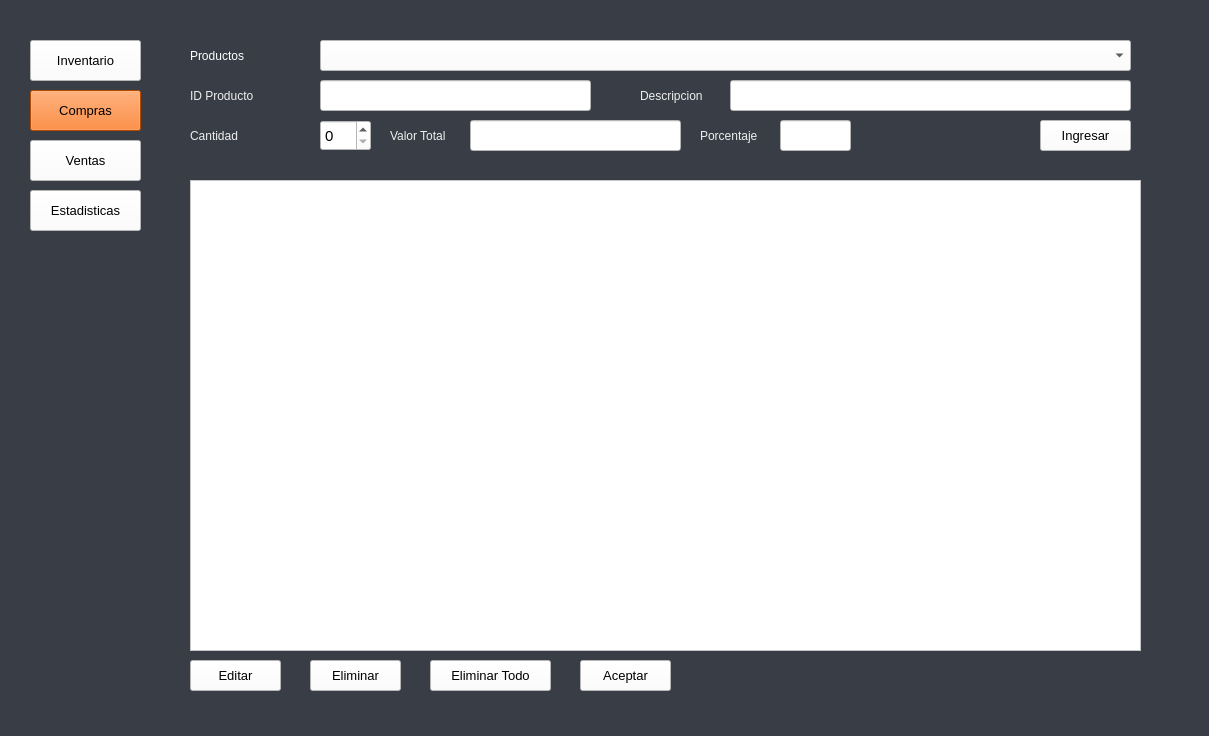
Above: PROYECTO SADV 5.0/UI/templates/Compra.ui from AlejoRm01/SADV before the change. Below: the same form after it.
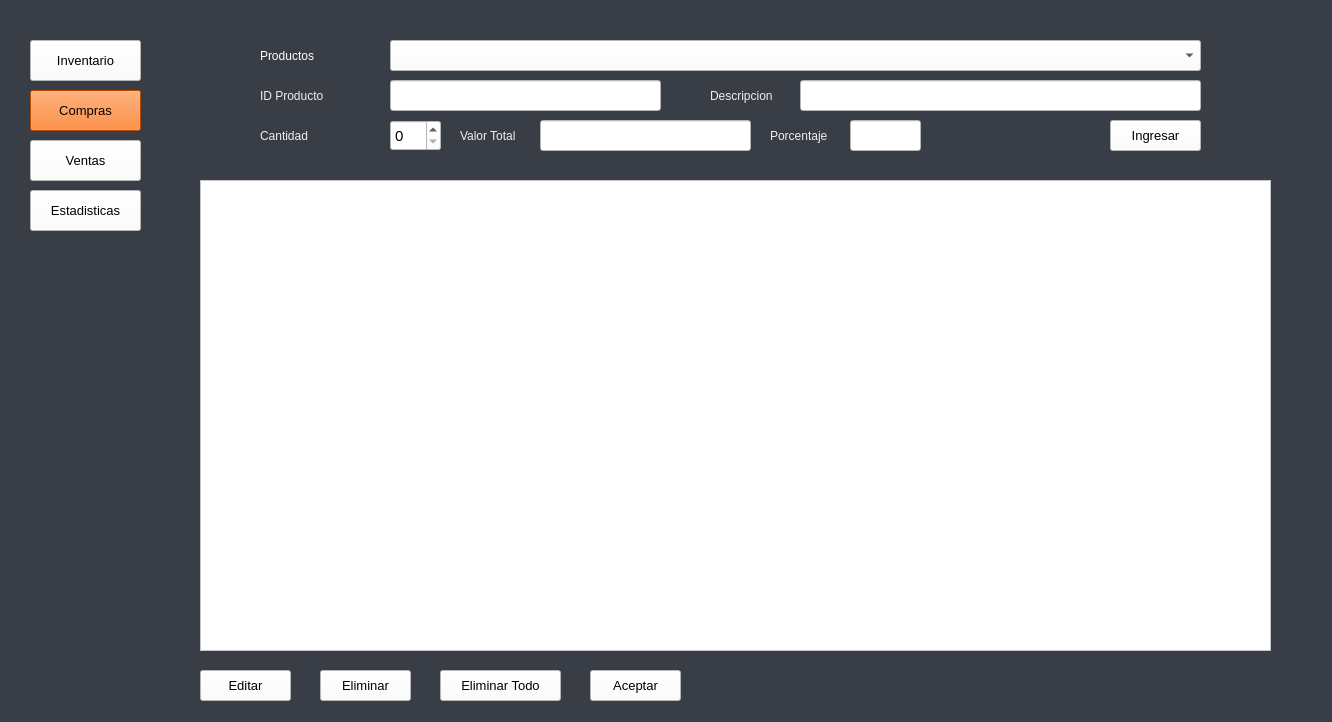
That is the form after the change.

```diff
--- a/PROYECTO SADV 5.0/UI/templates/Compra.ui
+++ b/PROYECTO SADV 5.0/UI/templates/Compra.ui
@@ -6,8 +6,8 @@
    <rect>
     <x>0</x>
     <y>0</y>
-    <width>1209</width>
-    <height>736</height>
+    <width>1332</width>
+    <height>722</height>
    </rect>
   </property>
   <property name="acceptDrops">
@@ -23,8 +23,8 @@
    <widget class="QPushButton" name="botonEditar">
     <property name="geometry">
      <rect>
-      <x>190</x>
-      <y>660</y>
+      <x>200</x>
+      <y>670</y>
       <width>91</width>
       <height>31</height>
      </rect>
@@ -47,7 +47,7 @@
    <widget class="QLabel" name="label_3">
     <property name="geometry">
      <rect>
-      <x>190</x>
+      <x>260</x>
       <y>40</y>
       <width>71</width>
       <height>31</height>
@@ -72,8 +72,8 @@
    <widget class="QPushButton" name="botonEliminarTodo">
     <property name="geometry">
      <rect>
-      <x>430</x>
-      <y>660</y>
+      <x>440</x>
+      <y>670</y>
       <width>121</width>
       <height>31</height>
      </rect>
@@ -96,8 +96,8 @@
    <widget class="QPushButton" name="botonAceptar">
     <property name="geometry">
      <rect>
-      <x>580</x>
-      <y>660</y>
+      <x>590</x>
+      <y>670</y>
       <width>91</width>
       <height>31</height>
      </rect>
@@ -120,8 +120,8 @@
    <widget class="QPushButton" name="botonEliminar">
     <property name="geometry">
      <rect>
-      <x>310</x>
-      <y>660</y>
+      <x>320</x>
+      <y>670</y>
       <width>91</width>
       <height>31</height>
      </rect>
@@ -192,7 +192,7 @@
    <widget class="QPushButton" name="botonIngresar">
     <property name="geometry">
      <rect>
-      <x>1040</x>
+      <x>1110</x>
       <y>120</y>
       <width>91</width>
       <height>31</height>
@@ -240,7 +240,7 @@
    <widget class="QLabel" name="label_5">
     <property name="geometry">
      <rect>
-      <x>190</x>
+      <x>260</x>
       <y>80</y>
       <width>111</width>
       <height>31</height>
@@ -266,8 +266,8 @@
     <property name="geometry">
      <rect>
       <x>0</x>
-      <y>0</y>
-      <width>1211</width>
+      <y>-10</y>
+      <width>1341</width>
       <height>831</height>
      </rect>
     </property>
@@ -305,9 +305,9 @@
    <widget class="QTableWidget" name="tableWidgetProductos">
     <property name="geometry">
      <rect>
-      <x>190</x>
+      <x>200</x>
       <y>180</y>
-      <width>951</width>
+      <width>1071</width>
       <height>471</height>
      </rect>
     </property>
@@ -315,7 +315,7 @@
    <widget class="QLineEdit" name="lineEditIdProducto">
     <property name="geometry">
      <rect>
-      <x>320</x>
+      <x>390</x>
       <y>80</y>
       <width>271</width>
       <height>31</height>
@@ -337,7 +337,7 @@
    <widget class="QComboBox" name="comboBoxDescripcion">
     <property name="geometry">
      <rect>
-      <x>320</x>
+      <x>390</x>
       <y>40</y>
       <width>811</width>
       <height>31</height>
@@ -358,7 +358,7 @@
    <widget class="QLineEdit" name="lineEditDescripcion">
     <property name="geometry">
      <rect>
-      <x>730</x>
+      <x>800</x>
       <y>80</y>
       <width>401</width>
       <height>31</height>
@@ -380,7 +380,7 @@
    <widget class="QLabel" name="label_6">
     <property name="geometry">
      <rect>
-      <x>640</x>
+      <x>710</x>
       <y>80</y>
       <width>111</width>
       <height>31</height>
@@ -405,7 +405,7 @@
    <widget class="QSpinBox" name="spinBoxCantidad">
     <property name="geometry">
      <rect>
-      <x>320</x>
+      <x>390</x>
       <y>120</y>
       <width>51</width>
       <height>31</height>
@@ -424,7 +424,7 @@
    <widget class="QLabel" name="label_7">
     <property name="geometry">
      <rect>
-      <x>190</x>
+      <x>260</x>
       <y>120</y>
       <width>111</width>
       <height>31</height>
@@ -449,7 +449,7 @@
    <widget class="QLineEdit" name="lineEditValorUnitario">
     <property name="geometry">
      <rect>
-      <x>470</x>
+      <x>540</x>
       <y>120</y>
       <width>211</width>
       <height>31</height>
@@ -471,7 +471,7 @@
    <widget class="QLabel" name="label_8">
     <property name="geometry">
      <rect>
-      <x>390</x>
+      <x>460</x>
       <y>120</y>
       <width>111</width>
       <height>31</height>
@@ -496,7 +496,7 @@
    <widget class="QLabel" name="label_9">
     <property name="geometry">
      <rect>
-      <x>700</x>
+      <x>770</x>
       <y>120</y>
       <width>111</width>
       <height>31</height>
@@ -521,7 +521,7 @@
    <widget class="QLineEdit" name="lineEditValorUnitario_2">
     <property name="geometry">
      <rect>
-      <x>780</x>
+      <x>850</x>
       <y>120</y>
       <width>71</width>
       <height>31</height>
```
Left out of the diff: 12 changed lines with no effect on the pictures.
